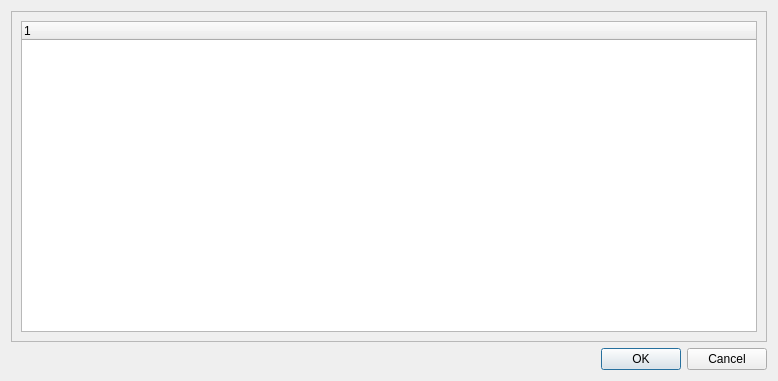
Above: src/IDlgMapOSMConfig.ui from ntruchsess/QLandkarteGT before the change. Below: the same form after it.
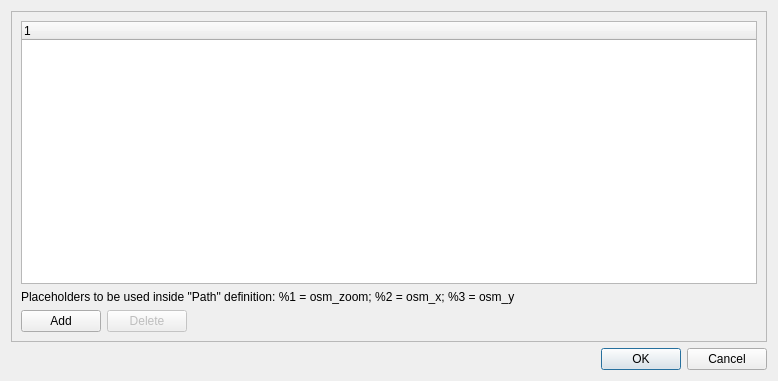
That is the form after the change.

```diff
--- a/src/IDlgMapOSMConfig.ui
+++ b/src/IDlgMapOSMConfig.ui
@@ -22,7 +22,7 @@
      <property name="frameShadow">
       <enum>QFrame::Raised</enum>
      </property>
-     <layout class="QHBoxLayout" name="horizontalLayout">
+     <layout class="QVBoxLayout" name="verticalLayout_2">
       <item>
        <widget class="QTreeWidget" name="mapsTreeWidget">
         <column>
@@ -32,6 +32,47 @@
         </column>
        </widget>
       </item>
+      <item>
+       <widget class="QLabel" name="label">
+        <property name="text">
+         <string>Placeholders to be used inside &quot;Path&quot; definition: %1 = osm_zoom; %2 = osm_x; %3 = osm_y</string>
+        </property>
+       </widget>
+      </item>
+      <item>
+       <layout class="QHBoxLayout" name="horizontalLayout">
+        <item>
+         <widget class="QPushButton" name="pbAdd">
+          <property name="text">
+           <string>Add</string>
+          </property>
+         </widget>
+        </item>
+        <item>
+         <widget class="QPushButton" name="pbDelete">
+          <property name="enabled">
+           <bool>false</bool>
+          </property>
+          <property name="text">
+           <string>Delete</string>
+          </property>
+         </widget>
+        </item>
+        <item>
+         <spacer name="horizontalSpacer">
+          <property name="orientation">
+           <enum>Qt::Horizontal</enum>
+          </property>
+          <property name="sizeHint" stdset="0">
+           <size>
+            <width>40</width>
+            <height>20</height>
+           </size>
+          </property>
+         </spacer>
+        </item>
+       </layout>
+      </item>
      </layout>
     </widget>
    </item>
```
Left out of the diff: 44 changed lines with no effect on the pictures.
